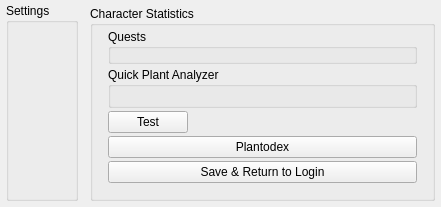
LaceyGSC/CPlusPlus-QT-CS3503-EducationalApp, file src/GameState.ui: the form before one commit.
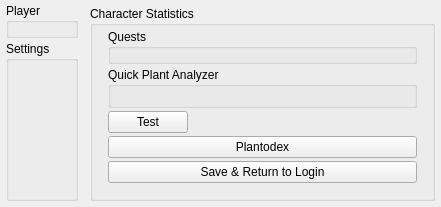
The form after the commit.

What changed in the file:
```diff
--- a/src/GameState.ui
+++ b/src/GameState.ui
@@ -76,7 +76,7 @@
         <property name="verticalSpacing">
          <number>3</number>
         </property>
-        <item row="0" column="0">
+        <item row="1" column="0">
          <widget class="QGroupBox" name="settingsBox">
           <property name="title">
            <string>Settings</string>
@@ -92,8 +92,35 @@
             <number>3</number>
            </property>
            <property name="bottomMargin">
+            <number>9</number>
+           </property>
+          </layout>
+         </widget>
+        </item>
+        <item row="0" column="0">
+         <widget class="QGroupBox" name="playerBox">
+          <property name="sizePolicy">
+           <sizepolicy hsizetype="Preferred" vsizetype="Maximum">
+            <horstretch>0</horstretch>
+            <verstretch>0</verstretch>
+           </sizepolicy>
+          </property>
+          <property name="title">
+           <string>Player</string>
+          </property>
+          <layout class="QFormLayout" name="formLayout_4">
+           <property name="horizontalSpacing">
+            <number>0</number>
+           </property>
+           <property name="verticalSpacing">
             <number>3</number>
            </property>
+           <property name="topMargin">
+            <number>3</number>
+           </property>
+           <property name="bottomMargin">
+            <number>9</number>
+           </property>
           </layout>
          </widget>
         </item>
```
